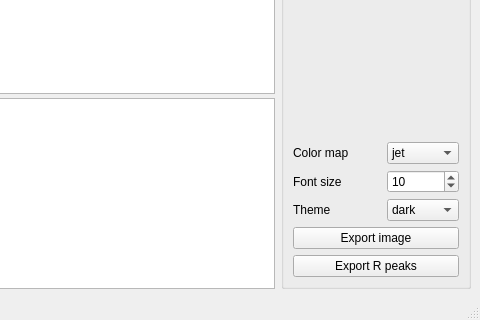
Qt form mainwindow.ui (tomgrad/carpets) before a commit; both pictures show x 647 to 1127 and y 490 to 810 of the 1127 by 810 pixel window.
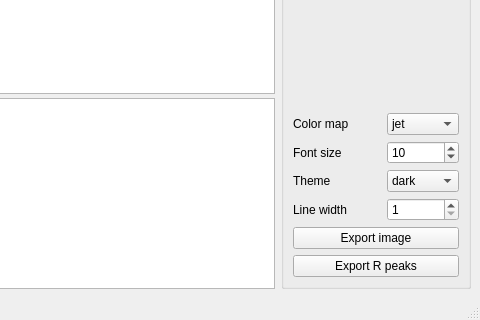
The same form after that commit. Custom widgets are drawn as their Qt base class.

Commit message: Add line width adjustment to signal plot

```diff
--- a/mainwindow.ui
+++ b/mainwindow.ui
@@ -195,6 +195,23 @@
            </item>
           </widget>
          </item>
+         <item row="9" column="1">
+          <widget class="QSpinBox" name="lineWidthSpinBox">
+           <property name="minimum">
+            <number>1</number>
+           </property>
+           <property name="maximum">
+            <number>5</number>
+           </property>
+          </widget>
+         </item>
+         <item row="9" column="0">
+          <widget class="QLabel" name="label_6">
+           <property name="text">
+            <string>Line width</string>
+           </property>
+          </widget>
+         </item>
         </layout>
        </item>
        <item>
```
The commit also changes 2 other files.
